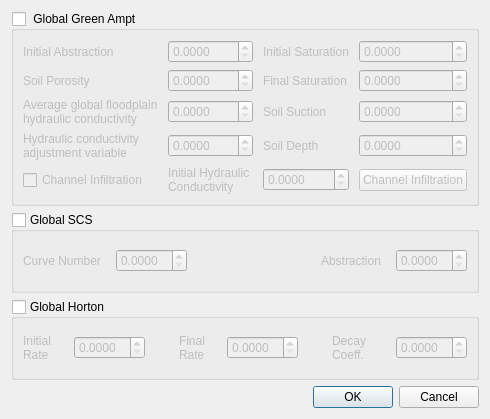
Qt form flo2d/ui/infil_global.ui (FLO-2DSoftware/qgis-flo-2d-plugin) before a commit.
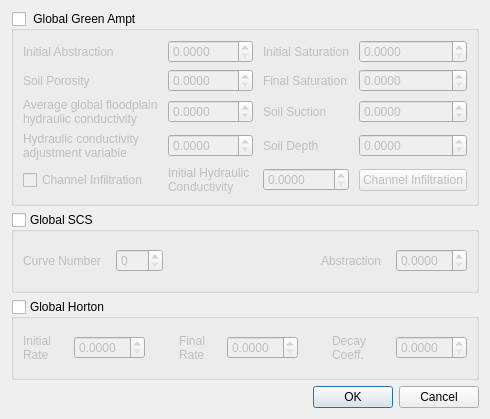
The same form after that commit.

```diff
--- a/flo2d/ui/infil_global.ui
+++ b/flo2d/ui/infil_global.ui
@@ -244,7 +244,7 @@
       <item row="0" column="1">
        <widget class="QDoubleSpinBox" name="spin_scsnall">
         <property name="decimals">
-         <number>4</number>
+         <number>0</number>
         </property>
        </widget>
       </item>
```
